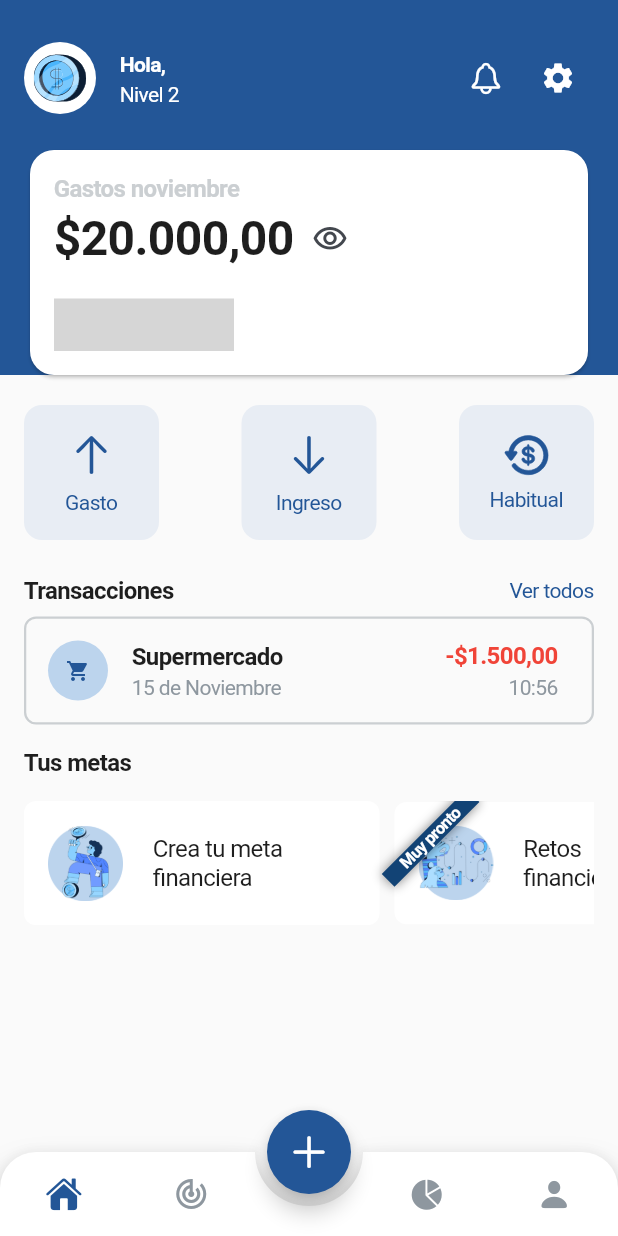
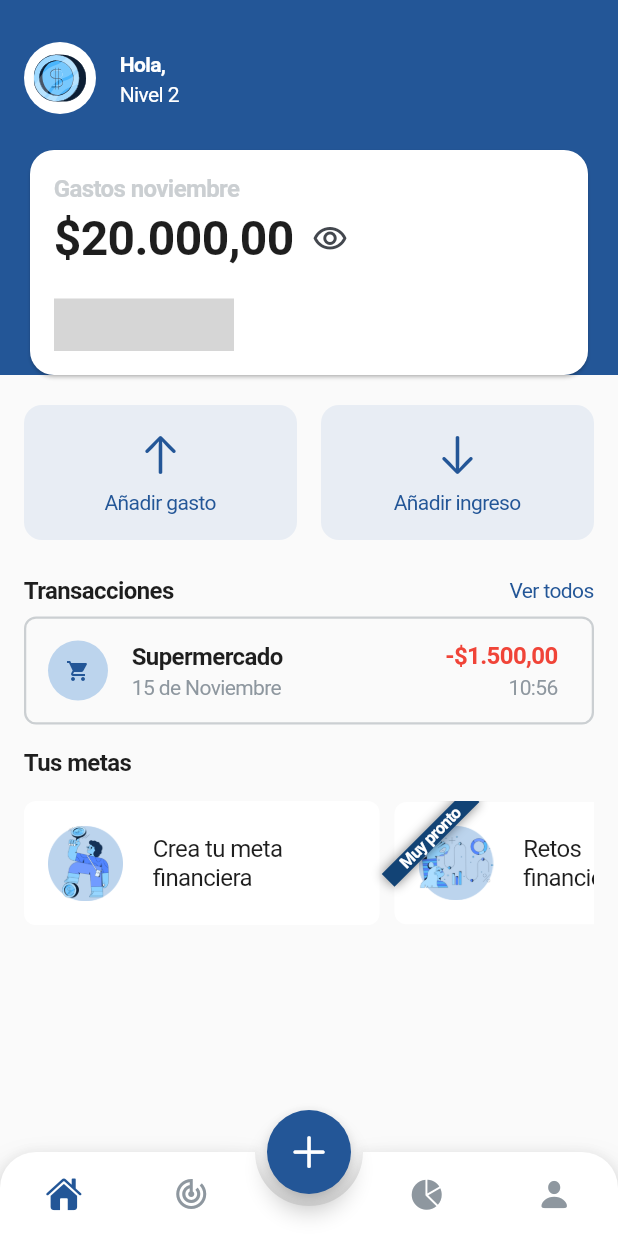
Before and after one commit to MartinBal97/money_flow, a Flutter app: the HomeScreen screen opened by its route, on a phone screen of 412 x 824 dp. Run offline on Flutter 3.47's test engine with Material 3 defaults, Android fonts, the phone set to English and light mode, and no system bars; drawn by our look-alikes of animated_bottom_navigation_bar, animated_toggle_switch; our stand-ins replace bloc, cloud_firestore, firebase_auth, firebase_core, flutter_bloc, flutter_svg and 1 more; accounts and stored records are empty; Roboto replaces fonts that are missing (SF Pro Display, SF Pro Text); grey boxes are pictures that could not be loaded.

```diff
--- a/lib/core/router/router.dart
+++ b/lib/core/router/router.dart
@@ -38,13 +38,9 @@ final appRouter = GoRouter(
         final extra = state.extra as Map<String, dynamic>?;
 
         // Validar que no sea nulo y obtener los valores
-        final bool isHabitualPayment = extra?['isHabitualPayment'] ?? false;
         final bool isTypeIncome = extra?['isTypeIncome'] ?? false;
 
-        return ExpensesIncomesScreen(
-          isHabitualPayment: isHabitualPayment,
-          isTypeIncome: isTypeIncome,
-        );
+        return ExpensesIncomesScreen(isTypeIncome: isTypeIncome);
       },
     ),
     GoRoute(
--- a/lib/presentation/pages/home/home_screen.dart
+++ b/lib/presentation/pages/home/home_screen.dart
@@ -45,13 +45,10 @@ class HomeScreenState extends State<HomeScreen> {
               child: Column(
                 crossAxisAlignment: CrossAxisAlignment.start,
                 children: [
-                  // Encabezado
                   _buildHeader(),
                   gapH8,
-                  // Card de ingresos
                   _buildIncomeCard(),
                   gapH16,
-                  // Botones de acciones
                   _buildActionButtons(),
                   gapH24,
                   Row(
@@ -65,7 +62,6 @@ class HomeScreenState extends State<HomeScreen> {
                     ],
                   ),
                   gapH8,
-
                   DecoratedBox(
                     decoration: BoxDecoration(
                       border: Border.all(color: neutral300, width: 1.5),
@@ -93,7 +89,6 @@ class HomeScreenState extends State<HomeScreen> {
                   gapH16,
                   const Text('Tus metas', style: subtitleTS),
                   gapH16,
-
                   SingleChildScrollView(
                     scrollDirection: Axis.horizontal,
                     child: Row(
@@ -178,30 +173,14 @@ class HomeScreenState extends State<HomeScreen> {
       leading: CircleAvatar(
         radius: 24,
         backgroundColor: white,
-        child: SvgPicture.asset(
-          'assets/images/coin.svg',
-          width: 35,
-        ),
-      ),
-      trailing: Row(
-        mainAxisSize: MainAxisSize.min,
-        children: [
-          IconButton(
-            icon: const Icon(CupertinoIcons.bell, color: white),
-            onPressed: () {},
-          ),
-          IconButton(
-            icon: const Icon(Icons.settings, color: white),
-            onPressed: () {},
-          ),
-        ],
+        child: SvgPicture.asset('assets/images/coin.svg', width: 35),
       ),
       title: Text(
         'Hola, ${currentUser?.email}',
         style: bodySmallBTS.copyWith(color: white),
       ),
       subtitle: Text(
-        'Nivel 2',
+        'Nivel 2', //TODO: Cambiar por el nivel del usuario
         style: bodySmallRTS.copyWith(color: white),
       ),
     );
@@ -228,26 +207,6 @@ class HomeScreenState extends State<HomeScreen> {
                     ),
                   ],
                 ),
-                // DropdownButton<String>(
-                //   value: dropDownValue,
-                //   borderRadius: BorderRadius.circular(16),
-                //   underline: const SizedBox(),
-                //   icon: const Icon(CupertinoIcons.chevron_down, color: blue500, size: 15),
-                //   onChanged: (String? newValue) {
-                //     setState(() => dropDownValue = newValue!);
-                //   },
-                //   items: ['Efectivo', 'Tarjeta', 'Otros']
-                //       .map(
-                //         (value) => DropdownMenuItem(
-                //           value: value,
-                //           child: Text(
-                //             value,
-                //             style: bodyLargeBTS.copyWith(color: blue500, fontWeight: fwSb),
-                //           ),
-                //         ),
-                //       )
-                //       .toList(),
-                // ),
               ],
             ),
             // Cantidad de ingresos
@@ -303,38 +262,55 @@ class HomeScreenState extends State<HomeScreen> {
   Widget _buildActionButtons() {
     return Row(
       mainAxisAlignment: MainAxisAlignment.spaceBetween,
+      spacing: Sizes.p16,
       children: [
-        CustomButton(
-          text: 'Gasto',
+        Expanded(
+          child: CustomButton(
+            text: 'Añadir gasto',
             widget: const Icon(CupertinoIcons.arrow_up, color: blue500, size: 32),
             onTap: () {
               context.push(AppRoutes.expensesIncomes, extra: {
                 'isTypeIncome': false,
-              'isHabitualPayment': false,
               });
             },
           ),
-        CustomButton(
-          text: 'Ingreso',
+        ),
+        Expanded(
+          child: CustomButton(
+            text: 'Añadir ingreso',
             widget: const Icon(CupertinoIcons.arrow_down, color: blue500, size: 32),
             onTap: () {
               context.push(AppRoutes.expensesIncomes, extra: {
                 'isTypeIncome': true,
-              'isHabitualPayment': false,
               });
             },
           ),
-        CustomButton(
-          text: 'Habitual',
-          widget: SvgPicture.asset('assets/images/gastohabitual.svg', width: 32),
-          onTap: () {
-            context.push(AppRoutes.expensesIncomes, extra: {
-              'isTypeIncome': false,
-              'isHabitualPayment': true,
-            });
-          },
         ),
       ],
     );
   }
 }
+
+
+
+
+ // DropdownButton<String>(
+                //   value: dropDownValue,
+                //   borderRadius: BorderRadius.circular(16),
+                //   underline: const SizedBox(),
+                //   icon: const Icon(CupertinoIcons.chevron_down, color: blue500, size: 15),
+                //   onChanged: (String? newValue) {
+                //     setState(() => dropDownValue = newValue!);
+                //   },
+                //   items: ['Efectivo', 'Tarjeta', 'Otros']
+                //       .map(
+                //         (value) => DropdownMenuItem(
+                //           value: value,
+                //           child: Text(
+                //             value,
+                //             style: bodyLargeBTS.copyWith(color: blue500, fontWeight: fwSb),
+                //           ),
+                //         ),
+                //       )
+                //       .toList(),
+                // ),
```
Also changed, not shown: lib/domain/entities/transactions.dart (+4 -8 lines), lib/presentation/pages/expenses_incomes/expenses_incomes_screen.dart (+36 -84 lines), 1 other file. Lines whose indentation alone changed are shown as unchanged.
